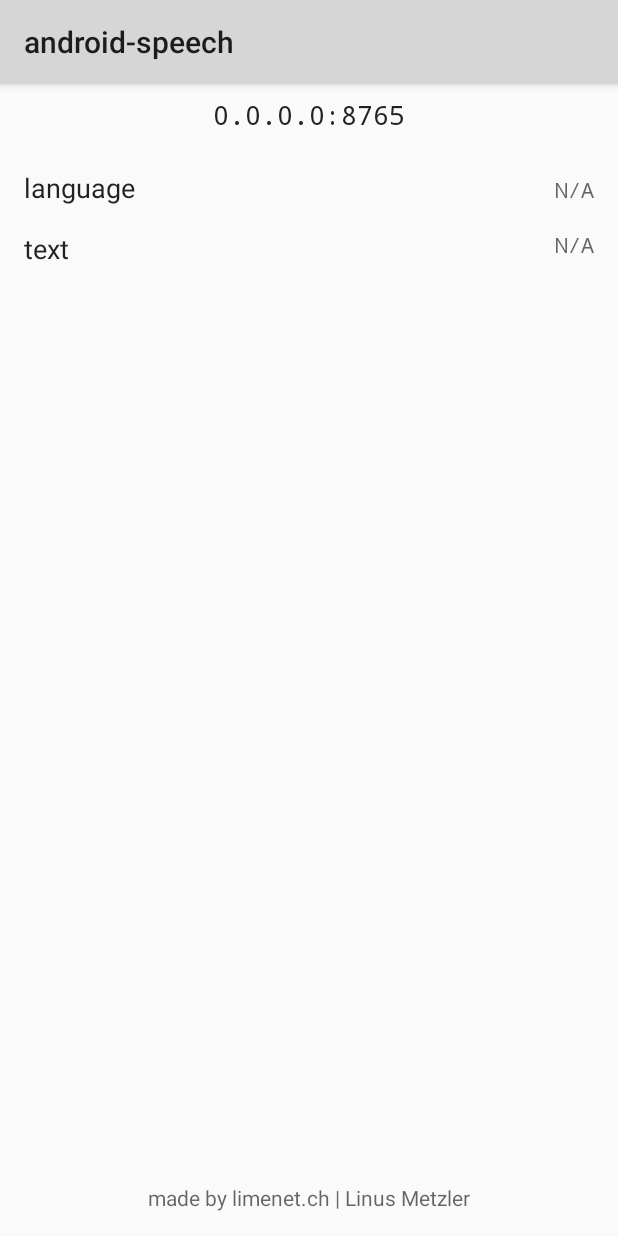
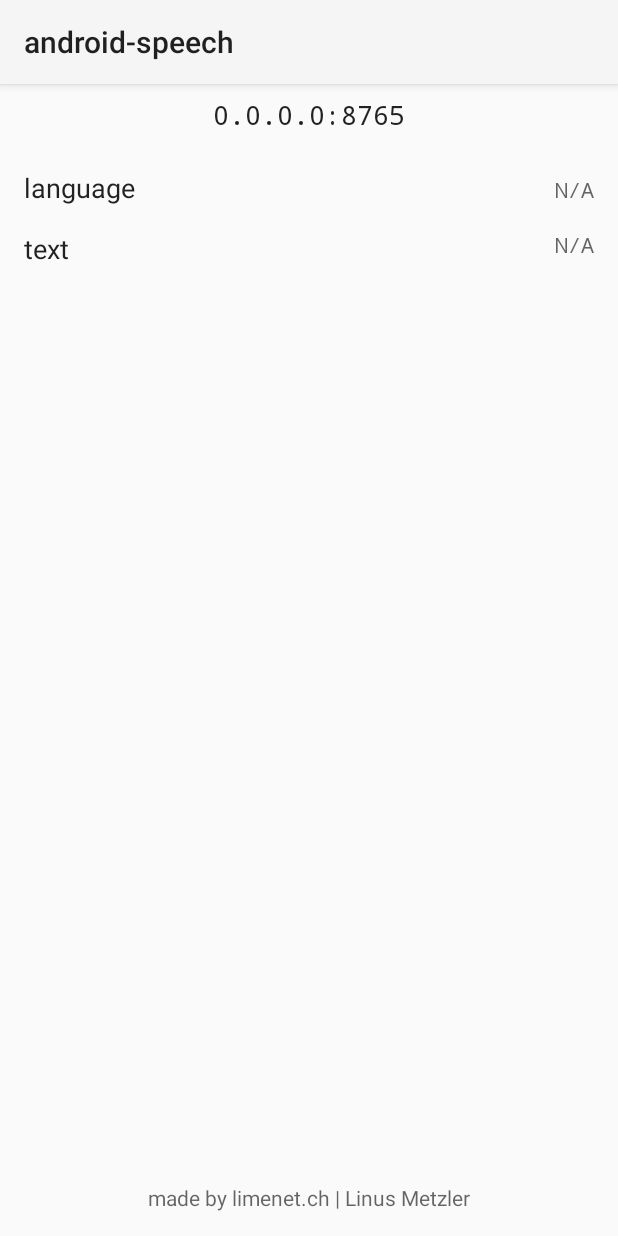
Before and after one commit to limenet/android-speech, an Android app: the screen it shows after launch (MainActivity), on a phone screen of 412 x 824 dp. Run offline under Robolectric (Android 15) with nearby library versions, the phone set to English and light mode, and no system bars; libraries missing offline, so code that uses them is left out: fi.iki.elonen; 1 statement that could not run was skipped.

Commit message:
one more fix

```diff
--- a/app/src/main/res/values/styles.xml
+++ b/app/src/main/res/values/styles.xml
@@ -3,9 +3,6 @@
     <!-- Base application theme. -->
     <style name="AppTheme" parent="Theme.AppCompat.Light">
         <!-- Customize your theme here. -->
-        <item name="colorPrimary">@color/colorPrimary</item>
-        <item name="colorPrimaryDark">@color/colorPrimaryDark</item>
-        <item name="colorAccent">@color/colorAccent</item>
     </style>
 
 </resources>
```
